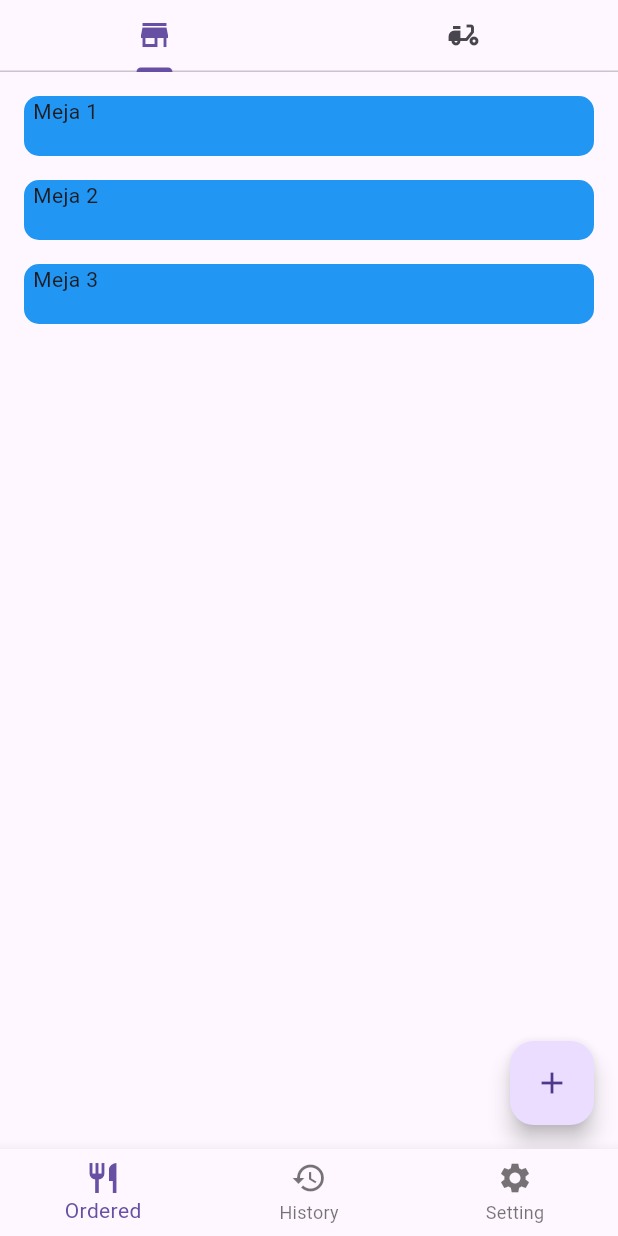
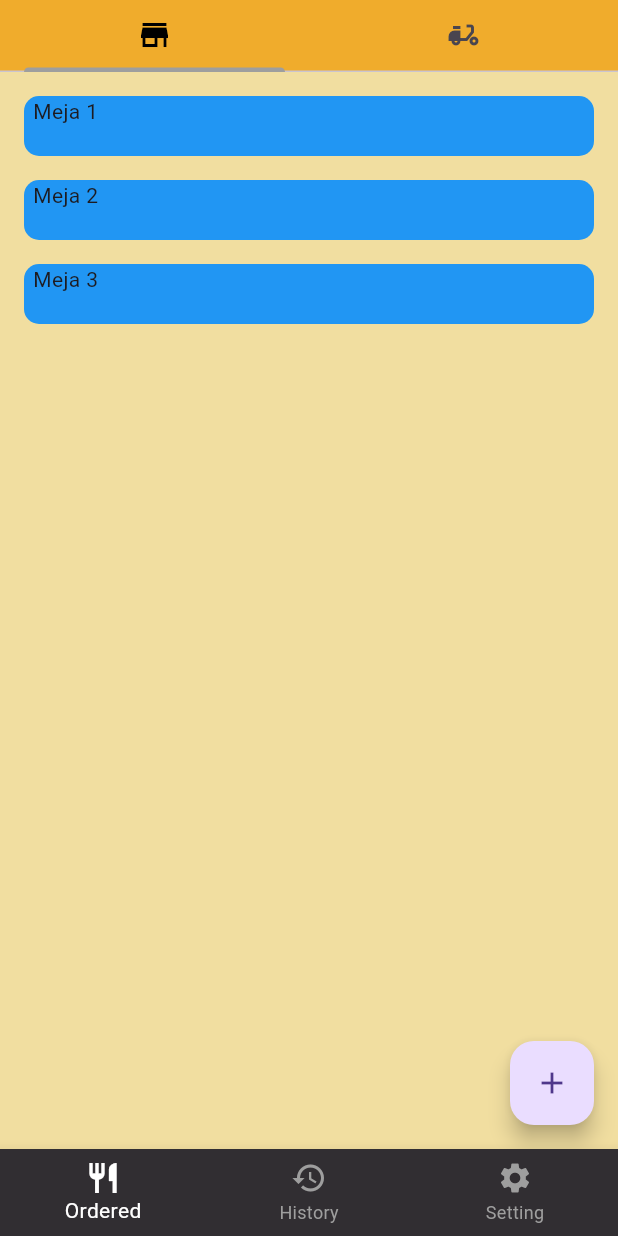
Before and after one commit to MastPutro/buhar_gudeg, a Flutter app: the screen it shows after launch, after a tap on "Login", on a phone screen of 412 x 824 dp. Run offline on Flutter 3.47's test engine with Material 3 defaults, Android fonts, the phone set to English and light mode, and no system bars.

Commit message:
tampilan e urung dadi v1.5

```diff
--- a/lib/homepage.dart
+++ b/lib/homepage.dart
@@ -39,6 +39,9 @@ class _MyHomePageState extends State<MyHomePage> {
     return Scaffold(
       body: _children[_currentIndex],
       bottomNavigationBar: BottomNavigationBar(
+        selectedItemColor: Colors.white,
+        unselectedItemColor: Colors.grey,
+        backgroundColor: Color(0xff312e32),
         onTap: onTabTapped,
         currentIndex: _currentIndex,
         items: [
@@ -98,20 +101,42 @@ class Dahsboard extends StatelessWidget {
         child: Scaffold(
           body: Column(
             children: [
-              TabBar(
+              Container(
+                decoration: BoxDecoration(
+                  color: Color(0xfff0ac2c)
+                ),
+                child: TabBar(
+                  indicatorColor: Colors.grey,
+                  labelColor: Colors.black,
                   tabs: [
                     Tab(
-                    icon: Icon(Icons.store_mall_directory),
+                      icon: Container(
+                        constraints: BoxConstraints(
+                          minWidth: double.infinity
+                        ),
+                        child: Icon(
+                            Icons.store_mall_directory
+                        ),
+                      ),
                     ),
                     Tab(
-                    icon: Icon(Icons.delivery_dining),
+                      icon: Container(
+                        constraints: BoxConstraints(
+                          minWidth: double.infinity
+                        ),
+                        child: Icon(
+                            Icons.delivery_dining
+                        ),
+                      ),
                     ),
                   ],
+                ),
               ),
               Expanded(
                 child: TabBarView(children: [
                   //                                                            TAB 1
                   Scaffold(
+                    backgroundColor: Color(0xfff1dea0),
                     floatingActionButton: FloatingActionButton(
                       onPressed: () {
                         //                                                      FUNGSI FLOAT BUTTON
--- a/lib/main.dart
+++ b/lib/main.dart
@@ -17,25 +17,31 @@ class Login extends StatelessWidget {
         backgroundColor: Colors.white,
         body: Center(
           child: Container(
-            height: 515,
+            height: 551,
             width: 600,
             color: Colors.white,
             child: Column(
               children: <Widget> [
                 Image.asset('images/icon.png', width: 300, ),
                 Text('Username :', style: TextStyle(fontSize: 20.0),),
-                TextField(
+                Padding(
+                  padding: const EdgeInsets.all(8.0),
+                  child: TextField(
                     decoration: InputDecoration(
                       border: OutlineInputBorder(),
                       hintText: 'Input Username',
 
                     ),
                   ),
+                ),
                 Text('Password :', style: TextStyle(fontSize: 20.0),),
-                TextField(
+                Padding(
+                  padding: const EdgeInsets.all(8.0),
+                  child: TextField(
                     decoration: InputDecoration(
                       border: OutlineInputBorder(),
                       hintText: 'Input Password',
+                    ),
                   ),
                 ),
                 Padding(padding: EdgeInsets.all(20.0),
```
Lines whose indentation alone changed are shown as unchanged.
